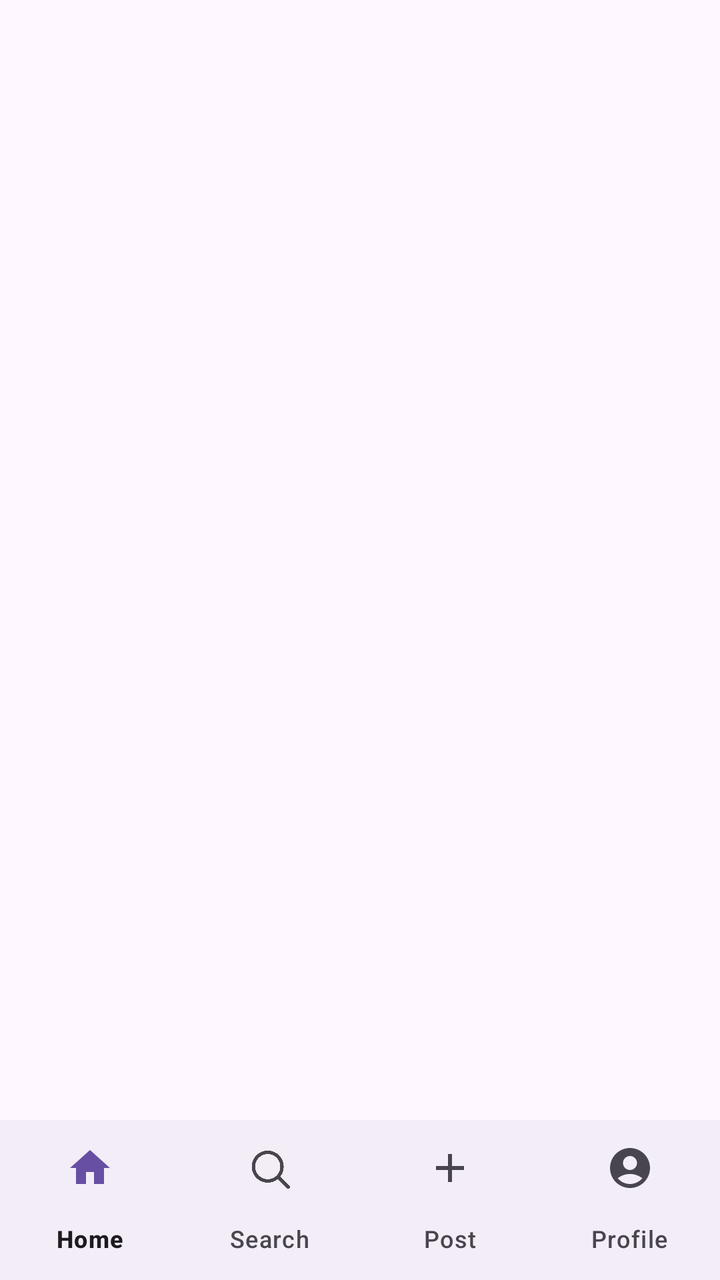
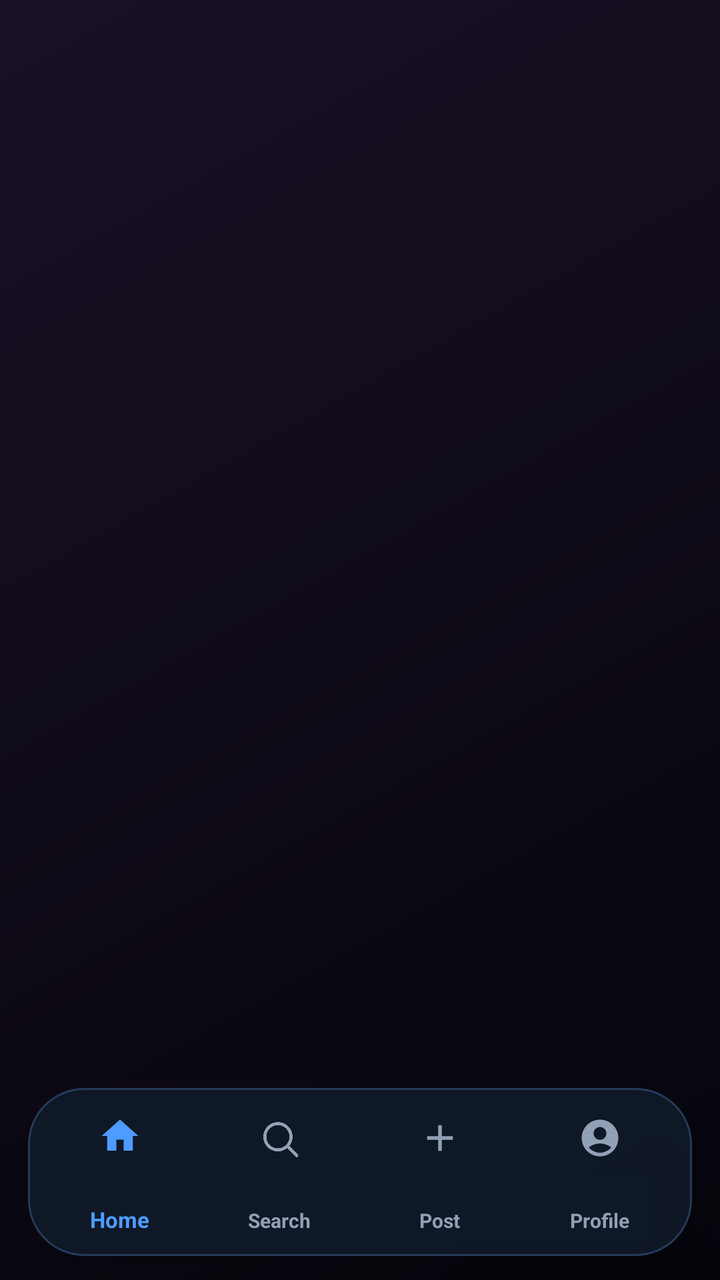

Two renders of the same Android screen: before a commit and after it. Below are the layout's source before the change and the commit's diff.
<!-- AndroidManifest.xml: application theme Theme.Instagram -->
<!-- res/layout/activity_main.xml -->
<RelativeLayout xmlns:android="http://schemas.android.com/apk/res/android"
    xmlns:app="http://schemas.android.com/apk/res-auto"
    android:layout_width="match_parent"
    android:layout_height="match_parent">

    
    <androidx.fragment.app.FragmentContainerView
        android:id="@+id/fragment_container"
        android:layout_width="match_parent"
        android:layout_height="match_parent"
        android:layout_above="@id/bottom_navigation" />


    <com.google.android.material.bottomnavigation.BottomNavigationView
        android:layout_width="match_parent"
        android:id="@+id/bottom_navigation"
        app:itemIconSize="24dp"
        app:labelVisibilityMode="labeled"
        app:itemIconTint="@null"
        android:layout_height="wrap_content"
        android:layout_alignParentBottom="true"
        app:menu="@menu/menu"/>
</RelativeLayout>
<!-- resources referenced by this layout -->
<resources>
  <!-- unchanged entries left out for length: 2 -->
</resources>

<!-- the commit's change to res/layout/activity_main.xml (unified diff, before → after) -->
@@ -1,23 +1,512 @@
-<RelativeLayout xmlns:android="http://schemas.android.com/apk/res/android"
+<?xml version="1.0" encoding="utf-8"?>
+<androidx.coordinatorlayout.widget.CoordinatorLayout xmlns:android="http://schemas.android.com/apk/res/android"
     xmlns:app="http://schemas.android.com/apk/res-auto"
+    xmlns:tools="http://schemas.android.com/tools"
     android:layout_width="match_parent"
-    android:layout_height="match_parent">
-
-    
+    android:layout_height="match_parent"
+    android:background="@drawable/bg_social_home">
+
     <androidx.fragment.app.FragmentContainerView
         android:id="@+id/fragment_container"
         android:layout_width="match_parent"
         android:layout_height="match_parent"
-        android:layout_above="@id/bottom_navigation" />
-
-
-    <com.google.android.material.bottomnavigation.BottomNavigationView
+        android:layout_marginBottom="96dp"
+        tools:layout="@layout/fragment_home" />
+
+    <com.google.android.material.card.MaterialCardView
+        android:id="@+id/bottomNavCard"
         android:layout_width="match_parent"
-        android:id="@+id/bottom_navigation"
-        app:itemIconSize="24dp"
-        app:labelVisibilityMode="labeled"
-        app:itemIconTint="@null"
+        android:layout_height="84dp"
+        android:layout_gravity="bottom"
+        android:layout_marginStart="14dp"
+        android:layout_marginEnd="14dp"
+        android:layout_marginBottom="12dp"
+        app:cardBackgroundColor="#E0111B2B"
+        app:cardCornerRadius="28dp"
+        app:cardElevation="14dp"
+        app:strokeColor="#263B5A"
+        app:strokeWidth="1dp">
+
+        <com.google.android.material.bottomnavigation.BottomNavigationView
+            android:id="@+id/bottom_navigation"
+            android:layout_width="match_parent"
+            android:layout_height="match_parent"
+            android:background="@android:color/transparent"
+            android:paddingStart="6dp"
+            android:paddingTop="6dp"
+            android:paddingEnd="6dp"
+            android:paddingBottom="8dp"
+            app:elevation="0dp"
+            app:itemActiveIndicatorStyle="@style/BottomNavigationActiveIndicator"
+            app:itemIconSize="22dp"
+            app:itemIconTint="@color/bottom_nav_item_color"
+            app:itemPaddingBottom="6dp"
+            app:itemPaddingTop="8dp"
+            app:itemRippleColor="#263B5A"
+            app:itemTextAppearanceActive="@style/BottomNavTextActive"
+            app:itemTextAppearanceInactive="@style/BottomNavTextInactive"
+            app:itemTextColor="@color/bottom_nav_item_color"
+            app:labelVisibilityMode="labeled"
+            app:menu="@menu/menu" />
+
+    </com.google.android.material.card.MaterialCardView>
+
+</androidx.coordinatorlayout.widget.CoordinatorLayout>
+<!-- res/layout/fragment_home.xml (included above) -->
+<?xml version="1.0" encoding="utf-8"?>
+<androidx.constraintlayout.widget.ConstraintLayout xmlns:android="http://schemas.android.com/apk/res/android"
+    xmlns:app="http://schemas.android.com/apk/res-auto"
+    xmlns:tools="http://schemas.android.com/tools"
+    android:id="@+id/homeRoot"
+    android:layout_width="match_parent"
+    android:layout_height="match_parent"
+    android:background="@drawable/bg_social_home"
+    android:fitsSystemWindows="true"
+    tools:context=".Fragments.Home">
+
+    
+    <View
+        android:id="@+id/topGlow"
+        android:layout_width="280dp"
+        android:layout_height="280dp"
+        android:layout_marginTop="-110dp"
+        android:layout_marginEnd="-70dp"
+        android:alpha="0.75"
+        android:background="@drawable/bg_pink_glow"
+        app:layout_constraintEnd_toEndOf="parent"
+        app:layout_constraintTop_toTopOf="parent" />
+
+    
+    <View
+        android:id="@+id/leftGlow"
+        android:layout_width="220dp"
+        android:layout_height="220dp"
+        android:layout_marginStart="-100dp"
+        android:layout_marginTop="120dp"
+        android:alpha="0.32"
+        android:background="@drawable/bg_pink_glow"
+        app:layout_constraintStart_toStartOf="parent"
+        app:layout_constraintTop_toTopOf="parent" />
+
+    
+    <androidx.appcompat.widget.Toolbar
+        android:id="@+id/toolbar"
+        android:layout_width="0dp"
+        android:layout_height="86dp"
+        android:layout_marginTop="18dp"
+        android:background="@android:color/transparent"
+        android:contentInsetStart="0dp"
+        android:contentInsetLeft="0dp"
+        android:paddingStart="18dp"
+        android:paddingEnd="18dp"
+        app:contentInsetEnd="0dp"
+        app:contentInsetStart="0dp"
+        app:layout_constraintEnd_toEndOf="parent"
+        app:layout_constraintStart_toStartOf="parent"
+        app:layout_constraintTop_toTopOf="parent">
+
+        <androidx.constraintlayout.widget.ConstraintLayout
+            android:layout_width="match_parent"
+            android:layout_height="match_parent">
+
+            <LinearLayout
+                android:id="@+id/titleBox"
+                android:layout_width="0dp"
+                android:layout_height="wrap_content"
+                android:gravity="center_vertical"
+                android:orientation="vertical"
+                app:layout_constraintBottom_toBottomOf="parent"
+                app:layout_constraintEnd_toStartOf="@id/topActions"
+                app:layout_constraintStart_toStartOf="parent"
+                app:layout_constraintTop_toTopOf="parent">
+
+                <TextView
+                    android:id="@+id/instagram"
+                    android:layout_width="wrap_content"
+                    android:layout_height="wrap_content"
+                    android:includeFontPadding="false"
+                    android:text="Apna Media"
+                    android:textColor="#FFFFFF"
+                    android:textSize="27sp"
+                    android:textStyle="bold" />
+
+                <TextView
+                    android:id="@+id/homeSubtitle"
+                    android:layout_width="wrap_content"
+                    android:layout_height="wrap_content"
+                    android:layout_marginTop="5dp"
+                    android:includeFontPadding="false"
+                    android:text="Connect • Share • Explore"
+                    android:textColor="#CFA9FF"
+                    android:textSize="12sp"
+                    android:textStyle="bold" />
+
+            </LinearLayout>
+
+            <LinearLayout
+                android:id="@+id/topActions"
+                android:layout_width="wrap_content"
+                android:layout_height="wrap_content"
+                android:gravity="center"
+                android:orientation="horizontal"
+                app:layout_constraintBottom_toBottomOf="parent"
+                app:layout_constraintEnd_toEndOf="parent"
+                app:layout_constraintTop_toTopOf="parent">
+
+                <FrameLayout
+                    android:id="@+id/notificationContainer"
+                    android:layout_width="46dp"
+                    android:layout_height="46dp"
+                    android:background="@drawable/bg_toolbar_icon_pink">
+
+                    <ImageView
+                        android:id="@+id/notificationhome"
+                        android:layout_width="22dp"
+                        android:layout_height="22dp"
+                        android:layout_gravity="center"
+                        android:contentDescription="Notifications"
+                        android:src="@drawable/heart"
+                        app:tint="#FF4FC3" />
+
+                    <View
+                        android:id="@+id/notificationDot"
+                        android:layout_width="8dp"
+                        android:layout_height="8dp"
+                        android:layout_gravity="top|end"
+                        android:layout_marginTop="11dp"
+                        android:layout_marginEnd="11dp"
+                        android:background="@drawable/bg_notification_dot_pink" />
+
+                </FrameLayout>
+
+                <FrameLayout
+                    android:id="@+id/messageContainer"
+                    android:layout_width="46dp"
+                    android:layout_height="46dp"
+                    android:layout_marginStart="12dp"
+                    android:background="@drawable/bg_toolbar_icon_pink">
+
+                    <ImageView
+                        android:id="@+id/message"
+                        android:layout_width="22dp"
+                        android:layout_height="22dp"
+                        android:layout_gravity="center"
+                        android:contentDescription="Messages"
+                        android:src="@drawable/messenger"
+                        app:tint="#FFD84D" />
+
+                </FrameLayout>
+
+            </LinearLayout>
+
+        </androidx.constraintlayout.widget.ConstraintLayout>
+
+    </androidx.appcompat.widget.Toolbar>
+
+    
+    <View
+        android:id="@+id/headerDivider"
+        android:layout_width="0dp"
+        android:layout_height="1dp"
+        android:alpha="0.85"
+        android:background="#3A244C"
+        app:layout_constraintEnd_toEndOf="parent"
+        app:layout_constraintStart_toStartOf="parent"
+        app:layout_constraintTop_toBottomOf="@id/toolbar" />
+
+    
+    <androidx.recyclerview.widget.RecyclerView
+        android:id="@+id/PostRecycler"
+        android:layout_width="0dp"
+        android:layout_height="0dp"
+        android:clipToPadding="false"
+        android:overScrollMode="never"
+        android:paddingStart="10dp"
+        android:paddingTop="14dp"
+        android:paddingEnd="10dp"
+        android:paddingBottom="104dp"
+        android:visibility="gone"
+        app:layout_constraintBottom_toBottomOf="parent"
+        app:layout_constraintEnd_toEndOf="parent"
+        app:layout_constraintStart_toStartOf="parent"
+        app:layout_constraintTop_toBottomOf="@id/headerDivider"/>
+
+    
+    <com.facebook.shimmer.ShimmerFrameLayout
+        android:id="@+id/shimmerHome"
+        android:layout_width="0dp"
+        android:layout_height="0dp"
+        android:visibility="visible"
+        android:elevation="10dp"
+        app:shimmer_auto_start="true"
+        app:shimmer_duration="1200"
+        app:layout_constraintBottom_toBottomOf="parent"
+        app:layout_constraintEnd_toEndOf="parent"
+        app:layout_constraintStart_toStartOf="parent"
+        app:layout_constraintTop_toBottomOf="@id/headerDivider">
+
+        <LinearLayout
+            android:layout_width="match_parent"
+            android:layout_height="wrap_content"
+            android:orientation="vertical"
+            android:paddingStart="10dp"
+            android:paddingTop="14dp"
+            android:paddingEnd="10dp"
+            android:paddingBottom="100dp">
+
+            <include layout="@layout/shimmer_home_layout" />
+            <include layout="@layout/shimmer_home_layout" />
+            <include layout="@layout/shimmer_home_layout" />
+            <include layout="@layout/shimmer_home_layout" />
+
+        </LinearLayout>
+
+    </com.facebook.shimmer.ShimmerFrameLayout>
+    
+    <LinearLayout
+        android:id="@+id/noPostText"
+        android:layout_width="0dp"
         android:layout_height="wrap_content"
-        android:layout_alignParentBottom="true"
-        app:menu="@menu/menu"/>
-</RelativeLayout>
+        android:gravity="center"
+        android:orientation="vertical"
+        android:paddingStart="30dp"
+        android:paddingTop="30dp"
+        android:paddingEnd="30dp"
+        android:paddingBottom="30dp"
+        android:visibility="gone"
+        app:layout_constraintBottom_toBottomOf="@id/PostRecycler"
+        app:layout_constraintEnd_toEndOf="@id/PostRecycler"
+        app:layout_constraintStart_toStartOf="@id/PostRecycler"
+        app:layout_constraintTop_toTopOf="@id/PostRecycler">
+
+        <FrameLayout
+            android:layout_width="92dp"
+            android:layout_height="92dp"
+            android:background="@drawable/bg_no_post_icon_circle">
+
+            <TextView
+                android:layout_width="match_parent"
+                android:layout_height="match_parent"
+                android:gravity="center"
+                android:text="📸"
+                android:textSize="38sp" />
+
+        </FrameLayout>
+
+        <TextView
+            android:layout_width="wrap_content"
+            android:layout_height="wrap_content"
+            android:layout_marginTop="20dp"
+            android:text="No Posts Yet"
+            android:textColor="#FFFFFF"
+            android:textSize="23sp"
+            android:textStyle="bold" />
+
+        <TextView
+            android:layout_width="match_parent"
+            android:layout_height="wrap_content"
+            android:layout_marginTop="9dp"
+            android:gravity="center"
+            android:lineSpacingExtra="4dp"
+            android:text="When users share photos or videos, they will appear here."
+            android:textColor="#A98FB3"
+            android:textSize="14sp"
+            android:textStyle="bold" />
+
+    </LinearLayout>
+
+</androidx.constraintlayout.widget.ConstraintLayout>
+<!-- res/layout/shimmer_home_layout.xml (included above) -->
+<?xml version="1.0" encoding="utf-8"?>
+<com.google.android.material.card.MaterialCardView xmlns:android="http://schemas.android.com/apk/res/android"
+    xmlns:app="http://schemas.android.com/apk/res-auto"
+    xmlns:tools="http://schemas.android.com/tools"
+    android:id="@+id/linearViewPager"
+    android:layout_width="match_parent"
+    android:layout_height="wrap_content"
+    android:layout_marginStart="10dp"
+    android:layout_marginTop="10dp"
+    android:layout_marginEnd="10dp"
+    android:layout_marginBottom="14dp"
+    app:cardBackgroundColor="#120819"
+    app:cardCornerRadius="24dp"
+    app:cardElevation="5dp"
+    app:strokeColor="#4A2558"
+    app:strokeWidth="1dp">
+
+    <LinearLayout
+        android:layout_width="match_parent"
+        android:layout_height="wrap_content"
+        android:background="@drawable/bg_shimmer_post_card"
+        android:orientation="vertical"
+        android:paddingTop="12dp"
+        android:paddingBottom="14dp">
+
+        
+        <LinearLayout
+            android:id="@+id/linearLayout2"
+            android:layout_width="match_parent"
+            android:layout_height="wrap_content"
+            android:gravity="center_vertical"
+            android:orientation="horizontal"
+            android:paddingStart="12dp"
+            android:paddingEnd="12dp">
+
+            <View
+                android:id="@+id/PostProfile"
+                android:layout_width="50dp"
+                android:layout_height="50dp"
+                android:background="@drawable/bg_shimmer_circle" />
+
+            <LinearLayout
+                android:layout_width="0dp"
+                android:layout_height="wrap_content"
+                android:layout_marginStart="12dp"
+                android:layout_weight="1"
+                android:orientation="vertical">
+
+                <View
+                    android:id="@+id/PostUserName"
+                    android:layout_width="145dp"
+                    android:layout_height="16dp"
+                    android:background="@drawable/bg_shimmer_line_large" />
+
+                <LinearLayout
+                    android:layout_width="match_parent"
+                    android:layout_height="wrap_content"
+                    android:layout_marginTop="9dp"
+                    android:gravity="center_vertical"
+                    android:orientation="horizontal">
+
+                    <View
+                        android:layout_width="13dp"
+                        android:layout_height="13dp"
+                        android:background="@drawable/bg_shimmer_circle_small" />
+
+                    <View
+                        android:id="@+id/PostSong"
+                        android:layout_width="120dp"
+                        android:layout_height="11dp"
+                        android:layout_marginStart="7dp"
+                        android:background="@drawable/bg_shimmer_line_small" />
+
+                </LinearLayout>
+
+            </LinearLayout>
+
+            <View
+                android:id="@+id/ShowPostDate"
+                android:layout_width="54dp"
+                android:layout_height="28dp"
+                android:background="@drawable/bg_shimmer_date_chip" />
+
+        </LinearLayout>
+
+        
+        <FrameLayout
+            android:id="@+id/PostImageSlider"
+            android:layout_width="match_parent"
+            android:layout_height="410dp"
+            android:layout_marginStart="12dp"
+            android:layout_marginTop="12dp"
+            android:layout_marginEnd="12dp"
+            android:background="@drawable/bg_shimmer_image_box">
+
+            <View
+                android:layout_width="72dp"
+                android:layout_height="72dp"
+                android:layout_gravity="center"
+                android:alpha="0.35"
+                android:background="@drawable/bg_shimmer_center_icon" />
+
+            <View
+                android:id="@+id/stopMusic"
+                android:layout_width="42dp"
+                android:layout_height="42dp"
+                android:layout_gravity="bottom|end"
+                android:layout_marginEnd="14dp"
+                android:layout_marginBottom="14dp"
+                android:background="@drawable/bg_shimmer_music_button" />
+
+        </FrameLayout>
+
+        
+        <LinearLayout
+            android:id="@+id/linearLayout3"
+            android:layout_width="match_parent"
+            android:layout_height="46dp"
+            android:layout_marginStart="12dp"
+            android:layout_marginTop="10dp"
+            android:layout_marginEnd="12dp"
+            android:background="@drawable/bg_shimmer_action_bar"
+            android:gravity="center_vertical"
+            android:orientation="horizontal"
+            android:paddingStart="12dp"
+            android:paddingEnd="12dp">
+
+            <View
+                android:id="@+id/PostLike"
+                android:layout_width="24dp"
+                android:layout_height="24dp"
+                android:background="@drawable/bg_shimmer_circle_small" />
+
+            <View
+                android:id="@+id/Likes"
+                android:layout_width="36dp"
+                android:layout_height="12dp"
+                android:layout_marginStart="8dp"
+                android:background="@drawable/bg_shimmer_line_small" />
+
+            <View
+                android:id="@+id/PostComment"
+                android:layout_width="24dp"
+                android:layout_height="24dp"
+                android:layout_marginStart="20dp"
+                android:background="@drawable/bg_shimmer_circle_small" />
+
+            <View
+                android:id="@+id/Comments"
+                android:layout_width="28dp"
+                android:layout_height="12dp"
+                android:layout_marginStart="8dp"
+                android:background="@drawable/bg_shimmer_line_small" />
+
+            <View
+                android:layout_width="0dp"
+                android:layout_height="1dp"
+                android:layout_weight="1" />
+
+            <View
+                android:id="@+id/PostShare"
+                android:layout_width="24dp"
+                android:layout_height="24dp"
+                android:background="@drawable/bg_shimmer_circle_small" />
+
+            <View
+                android:id="@+id/Share"
+                android:layout_width="45dp"
+                android:layout_height="12dp"
+                android:layout_marginStart="8dp"
+                android:background="@drawable/bg_shimmer_line_small" />
+
+        </LinearLayout>
+
+        
+        <View
+            android:id="@+id/PostCaption"
+            android:layout_width="230dp"
+            android:layout_height="13dp"
+            android:layout_marginStart="16dp"
+            android:layout_marginTop="13dp"
+            android:background="@drawable/bg_shimmer_line_large" />
+
+        <View
+            android:layout_width="160dp"
+            android:layout_height="11dp"
+            android:layout_marginStart="16dp"
+            android:layout_marginTop="8dp"
+            android:background="@drawable/bg_shimmer_line_small" />
+
+    </LinearLayout>
+
+</com.google.android.material.card.MaterialCardView>
<!-- resource entries referenced after the edit -->
@@ -1,5 +1,210 @@
 <!-- resources referenced by this layout -->
 <resources>
+  <!-- drawable bg_no_post_icon_circle (drawable) -->
+  <?xml version="1.0" encoding="utf-8"?>
+  <shape xmlns:android="http://schemas.android.com/apk/res/android"
+      android:shape="oval">
+  
+      <gradient
+          android:angle="135"
+          android:startColor="#DE019C"
+          android:centerColor="#FF4FC3"
+          android:endColor="#7B2CFF" />
+  
+      <stroke
+          android:width="2dp"
+          android:color="#FFFFFF" />
+  
+  </shape>
+  <!-- drawable bg_notification_dot_pink (drawable) -->
+  <?xml version="1.0" encoding="utf-8"?>
+  <shape xmlns:android="http://schemas.android.com/apk/res/android"
+      android:shape="oval">
+  
+      <solid android:color="#FF4FC3" />
+  
+      <stroke
+          android:width="1dp"
+          android:color="#FFFFFF" />
+  
+  </shape>
+  <!-- drawable bg_pink_glow (drawable) -->
+  <?xml version="1.0" encoding="utf-8"?>
+  <shape xmlns:android="http://schemas.android.com/apk/res/android"
+      android:shape="oval">
+  
+      <gradient
+          android:type="radial"
+          android:gradientRadius="140dp"
+          android:centerColor="#55DE019C"
+          android:endColor="#00000000" />
+  
+  </shape>
+  <!-- drawable bg_shimmer_action_bar (drawable) -->
+  <?xml version="1.0" encoding="utf-8"?>
+  <shape xmlns:android="http://schemas.android.com/apk/res/android">
+  
+      <solid android:color="#17101E" />
+  
+      <corners android:radius="16dp" />
+  
+      <stroke
+          android:width="1dp"
+          android:color="#33223E" />
+  
+  </shape>
+  <!-- drawable bg_shimmer_center_icon (drawable) -->
+  <?xml version="1.0" encoding="utf-8"?>
+  <shape xmlns:android="http://schemas.android.com/apk/res/android"
+      android:shape="oval">
+  
+      <solid android:color="#3A244C" />
+  
+  </shape>
+  <!-- drawable bg_shimmer_circle (drawable) -->
+  <?xml version="1.0" encoding="utf-8"?>
+  <shape xmlns:android="http://schemas.android.com/apk/res/android"
+      android:shape="oval">
+  
+      <solid android:color="#3A244C" />
+  
+  </shape>
+  <!-- drawable bg_shimmer_circle_small (drawable) -->
+  <?xml version="1.0" encoding="utf-8"?>
+  <shape xmlns:android="http://schemas.android.com/apk/res/android"
+      android:shape="oval">
+  
+      <solid android:color="#3A244C" />
+  
+  </shape>
+  <!-- drawable bg_shimmer_date_chip (drawable) -->
+  <?xml version="1.0" encoding="utf-8"?>
+  <shape xmlns:android="http://schemas.android.com/apk/res/android">
+  
+      <solid android:color="#2B1A34" />
+  
+      <corners android:radius="14dp" />
+  
+      <stroke
+          android:width="1dp"
+          android:color="#3A244C" />
+  
+  </shape>
+  <!-- drawable bg_shimmer_image_box (drawable) -->
+  <?xml version="1.0" encoding="utf-8"?>
+  <shape xmlns:android="http://schemas.android.com/apk/res/android">
+  
+      <solid android:color="#0D0712" />
+  
+      <corners android:radius="18dp" />
+  
+      <stroke
+          android:width="1dp"
+          android:color="#3A244C" />
+  
+  </shape>
+  <!-- drawable bg_shimmer_line_large (drawable) -->
+  <?xml version="1.0" encoding="utf-8"?>
+  <shape xmlns:android="http://schemas.android.com/apk/res/android">
+  
+      <solid android:color="#3A244C" />
+  
+      <corners android:radius="8dp" />
+  
+  </shape>
+  <!-- drawable bg_shimmer_line_small (drawable) -->
+  <?xml version="1.0" encoding="utf-8"?>
+  <shape xmlns:android="http://schemas.android.com/apk/res/android">
+  
+      <solid android:color="#31213D" />
+  
+      <corners android:radius="7dp" />
+  
+  </shape>
+  <!-- drawable bg_shimmer_music_button (drawable) -->
+  <?xml version="1.0" encoding="utf-8"?>
+  <shape xmlns:android="http://schemas.android.com/apk/res/android">
+  
+      <solid android:color="#4A2558" />
+  
+      <corners android:radius="15dp" />
+  
+  </shape>
+  <!-- drawable bg_shimmer_post_card (drawable) -->
+  <?xml version="1.0" encoding="utf-8"?>
+  <shape xmlns:android="http://schemas.android.com/apk/res/android">
+  
+      <gradient
+          android:angle="135"
+          android:startColor="#15091D"
+          android:centerColor="#21102B"
+          android:endColor="#100616" />
+  
+      <corners android:radius="24dp" />
+  
+      <stroke
+          android:width="1dp"
+          android:color="#4A2558" />
+  
+  </shape>
+  <!-- drawable bg_social_home (drawable) -->
+  <?xml version="1.0" encoding="utf-8"?>
+  <shape xmlns:android="http://schemas.android.com/apk/res/android">
+  
+      <gradient
+          android:angle="135"
+          android:startColor="#05040B"
+          android:centerColor="#100B18"
+          android:endColor="#191025" />
+  
+  </shape>
+  <!-- drawable bg_toolbar_icon_pink (drawable) -->
+  <?xml version="1.0" encoding="utf-8"?>
+  <selector xmlns:android="http://schemas.android.com/apk/res/android">
+  
+      <item android:state_pressed="true">
+          <shape>
+              <solid android:color="#2B1633" />
+              <corners android:radius="16dp" />
+              <stroke
+                  android:width="1dp"
+                  android:color="#B83B91" />
+          </shape>
+      </item>
+  
+      <item>
+          <shape>
+              <solid android:color="#1B1326" />
+              <corners android:radius="16dp" />
+              <stroke
+                  android:width="1dp"
+                  android:color="#452750" />
+          </shape>
+      </item>
+  
+  </selector>
+  <!-- drawable heart: png bitmap (drawable, 20348 bytes) -->
+  <!-- drawable messenger: png bitmap (drawable, 71432 bytes) -->
+  <style name="BottomNavTextActive">
+          <item name="android:textSize">11sp</item>
+          <item name="android:textStyle">bold</item>
+          <item name="android:fontFamily">sans</item>
+      </style>
+  <style name="BottomNavTextInactive">
+          <item name="android:textSize">10sp</item>
+          <item name="android:textStyle">bold</item>
+          <item name="android:fontFamily">sans</item>
+      </style>
+  <style name="BottomNavigationActiveIndicator">
+          <item name="android:color">#1F4D9CFF</item>
+          <item name="android:width">58dp</item>
+          <item name="android:height">34dp</item>
+          <item name="shapeAppearanceOverlay">@style/BottomNavigationActiveIndicatorShape</item>
+      </style>
+  <style name="BottomNavigationActiveIndicatorShape">
+          <item name="cornerFamily">rounded</item>
+          <item name="cornerSize">18dp</item>
+      </style>
   <!-- unchanged entries left out for length: 2 -->
 </resources>
 
